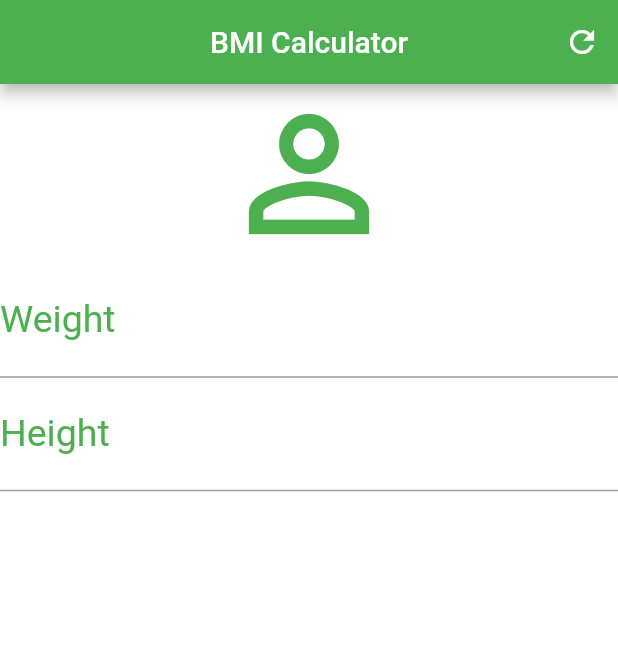
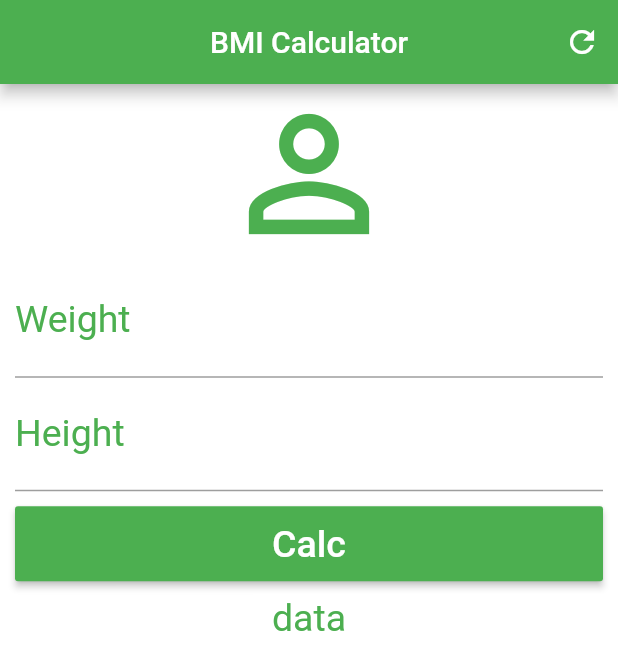
Before and after one commit to luidimso/flutter_app_bmi_calculator, a Flutter app: the screen it shows after launch, on a phone screen of 412 x 824 dp. Shown: the top 670 px of the screen. Run offline on Flutter 3.47's test engine with Material 2 defaults, Android fonts, the phone set to English and light mode, and no system bars.

Commit message:
Buttom and padding

```diff
--- a/lib/main.dart
+++ b/lib/main.dart
@@ -27,7 +27,9 @@ class _HomeState extends State<Home> {
         ],
       ),
       backgroundColor: Colors.white,
-      body: Column(
+      body: SingleChildScrollView(
+        padding: EdgeInsets.fromLTRB(10, 0, 10, 0),
+        child: Column(
           crossAxisAlignment: CrossAxisAlignment.stretch,
           children: <Widget>[
             Icon(Icons.person_outline,
@@ -61,8 +63,35 @@ class _HomeState extends State<Home> {
                     color: Colors.green,
                     fontSize: 25
                 )
+            ),
+            Padding(
+                padding: EdgeInsets.only(
+                  top: 10,
+                  bottom: 10
+                ),
+                child: Container(
+                  height: 50,
+                  child: RaisedButton(
+                    onPressed: () {},
+                    child: Text("Calc",
+                        style: TextStyle(
+                            color: Colors.white,
+                            fontSize: 25
+                        )
+                    ),
+                    color: Colors.green,
+                  ),
+                ),
+            ),
+            Text("data",
+                textAlign: TextAlign.center,
+                style: TextStyle(
+                    color: Colors.green,
+                    fontSize: 25
+                )
             )
           ],
+        ),
       )
     );
   }
```
Lines whose indentation alone changed are shown as unchanged.
